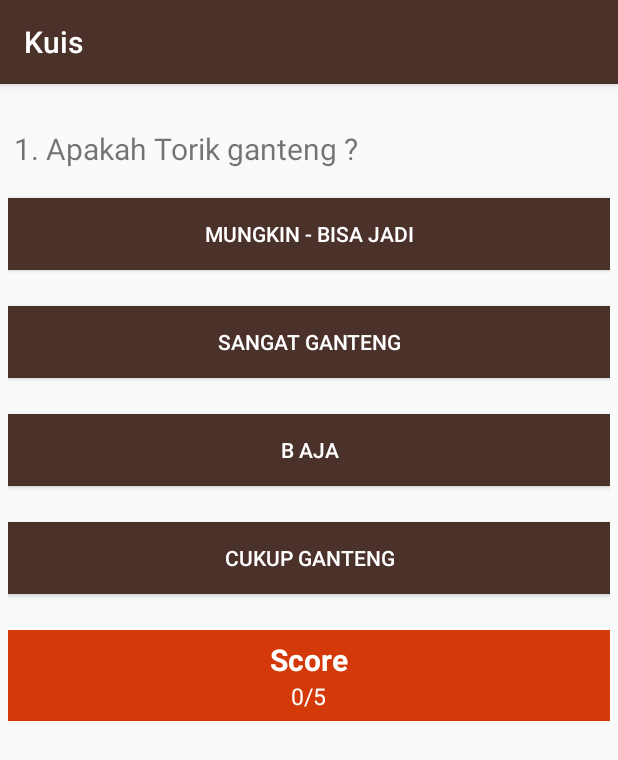
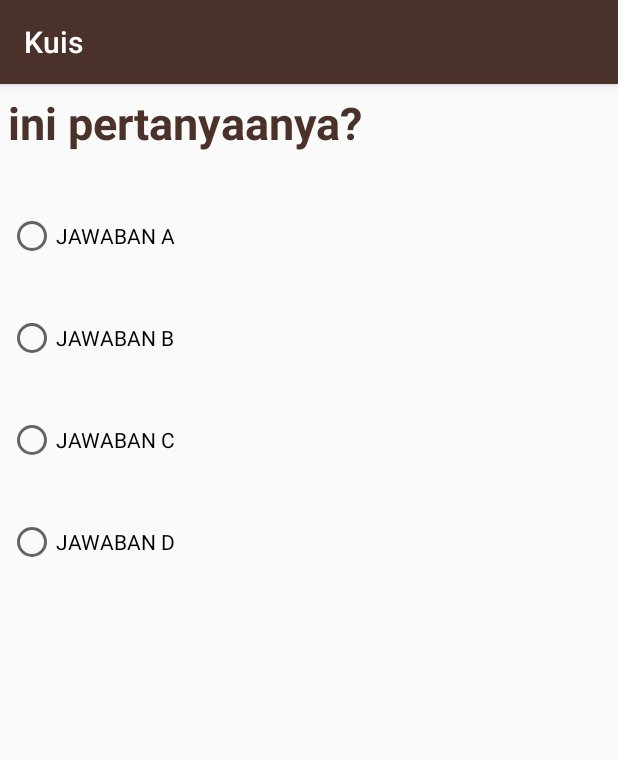
Before and after one commit to aldyrama/pepak-jawa, an Android app: the KuisActivity screen opened directly, with no data from a screen before it, on a phone screen of 412 x 824 dp. Shown: the top 760 px of the screen. Run offline under Robolectric (Android 15) with nearby library versions, the light colour scheme and no system bars.

Commit message:
Edit Desain Layout Kuis and KuisActivity

```diff
--- a/app/src/main/java/org/d3ifcool/pepakjawa/KuisActivity.java
+++ b/app/src/main/java/org/d3ifcool/pepakjawa/KuisActivity.java
@@ -1,86 +1,72 @@
 package org.d3ifcool.pepakjawa;
+
 
 import android.content.Intent;
 import android.os.Bundle;
 import android.support.design.widget.FloatingActionButton;
 import android.support.design.widget.Snackbar;
+import android.support.v7.app.AlertDialog;
 import android.support.v7.app.AppCompatActivity;
 import android.support.v7.widget.Toolbar;
 import android.view.View;
 import android.widget.Button;
+import android.widget.RadioButton;
+import android.widget.RadioGroup;
 import android.widget.TextView;
 import android.widget.Toast;
 
+import com.google.android.gms.common.internal.Objects;
+
 public class KuisActivity extends AppCompatActivity {
 
-    private KuisBank mQuestionLibrary = new KuisBank(); // Penyimpanan Kuis
-    private TextView mScoreView;   // Untuk menampilkan skor saat ini
-    private TextView mQuestionView;  //menampilkan jawaban
-    private Button mButtonChoice1; // Button jawaban 1
-    private Button mButtonChoice2; // Button jawaban 2
-    private Button mButtonChoice3; //Button jawaban 3
-    private Button mButtonChoice4; //Button jawaban 4
+    AlertDialog.Builder builder;
+    RadioGroup radiogroup;
 
-    private String mAnswer;  // untuk cek jawaban benar atau tidaknya
-    private int mScore = 0;  // current total score
-    private int mQuestionNumber = 0; //
 
     @Override
     protected void onCreate(Bundle savedInstanceState) {
         super.onCreate(savedInstanceState);
         setContentView(R.layout.activity_kuis);
+
 //        Toolbar toolbar = (Toolbar) findViewById(R.id.toolbar);
 //        setSupportActionBar(toolbar);
 
-        mScoreView = (TextView)findViewById(R.id.score);
-        mQuestionView = (TextView)findViewById(R.id.question);
-        mButtonChoice1 = (Button)findViewById(R.id.choice1);
-        mButtonChoice2 = (Button)findViewById(R.id.choice2);
-        mButtonChoice3 = (Button)findViewById(R.id.choice3);
-        mButtonChoice4 = (Button)findViewById(R.id.choice4);
-        updateQuestion();
+        radiogroup = (RadioGroup) findViewById(R.id.radioGroup);
 
-        updateScore(mScore);
     }
 
-    private void updateQuestion(){
-        //
-        if(mQuestionNumber<mQuestionLibrary.getLength() ){
+    public void onRadioButton (View view) {
+        Boolean checked = ((RadioButton) view).isChecked();
 
-
-            mQuestionView.setText(mQuestionLibrary.getQuestion(mQuestionNumber));
-            mButtonChoice1.setText(mQuestionLibrary.getChoice(mQuestionNumber, 1));
-            mButtonChoice2.setText(mQuestionLibrary.getChoice(mQuestionNumber, 2));
-            mButtonChoice3.setText(mQuestionLibrary.getChoice(mQuestionNumber, 3));
-            mButtonChoice4.setText(mQuestionLibrary.getChoice(mQuestionNumber,4));
-            mAnswer = mQuestionLibrary.getCorrectAnswer(mQuestionNumber);
-            mQuestionNumber++;
-        }
-        else {
-            Toast.makeText(KuisActivity.this, "It was the last question!", Toast.LENGTH_SHORT).show();
-            Intent intent = new Intent(KuisActivity.this, ScoreActivity.class);
-            intent.putExtra("score", mScore); // pass the current score to the second screen
-            startActivity(intent);
+        switch (view.getId()) {
+            case R.id.radioButton:
+                if (checked)
+                    jawabanSalah();
+                break;
+            case R.id.radioButton2:
+                if (checked)
+                    jawabanSalah();
+                break;
+            case R.id.radioButton3:
+                if (checked)
+                    tampilDialog();
+                break;
+            case R.id.radioButton4:
+                if (checked)
+                    jawabanSalah();
+                break;
         }
     }
 
-    private void updateScore(int point) {
-        mScoreView.setText("" + mScore+"/"+mQuestionLibrary.getLength());
+    //menampilkan toast salah
+    private void jawabanSalah() {
+        Toast.makeText(this, "Jawaban anda Salah", Toast.LENGTH_SHORT).show();
     }
 
-    public void onClick(View view) {
-        //all logic for all answers buttons in one method
-        Button answer = (Button) view;
-        // if the answer is correct, increase the score
-        if (answer.getText() == mAnswer){
-            mScore = mScore + 1;
-            Toast.makeText(KuisActivity.this, "Benar!", Toast.LENGTH_SHORT).show();
-        }else
-            Toast.makeText(KuisActivity.this, "Salah!", Toast.LENGTH_SHORT).show();
-
-        updateScore(mScore);
-        updateQuestion();
+    private void tampilDialog() {
+        builder = new AlertDialog.Builder(this);
+        builder.setCancelable(false);
+        builder.setTitle("Selamat!");
+        builder.setMessage("Jawaban anda benar");
     }
-
-
 }
--- a/app/src/main/java/org/d3ifcool/pepakjawa/LoginActivity.java
+++ b/app/src/main/java/org/d3ifcool/pepakjawa/LoginActivity.java
@@ -36,7 +36,6 @@ public class LoginActivity extends AppCompatActivity {
 
         mAuth.addAuthStateListener(mAuthListener);
     }
-
 
     @Override
     protected void onCreate(Bundle savedInstanceState) {
--- a/app/src/main/java/org/d3ifcool/pepakjawa/MainActivity.java
+++ b/app/src/main/java/org/d3ifcool/pepakjawa/MainActivity.java
@@ -22,7 +22,7 @@ public class MainActivity extends AppCompatActivity {
     protected void onStart() {
         super.onStart();
 //        Intent intent = new Intent(MainActivity.this, LoginActivity.class);
-//        startActivity(intent);
+//        startActivity(intent);SKJDJ
         mAuth.addAuthStateListener(mAuthListener);
     }
 
--- a/app/src/main/res/layout/activity_kuis.xml
+++ b/app/src/main/res/layout/activity_kuis.xml
@@ -1,9 +1,12 @@
 <?xml version="1.0" encoding="utf-8"?>
 <LinearLayout xmlns:android="http://schemas.android.com/apk/res/android"
     xmlns:tools="http://schemas.android.com/tools"
+    xmlns:app="http://schemas.android.com/apk/res-auto"
     android:id="@+id/activity_quiz"
     android:layout_width="match_parent"
     android:layout_height="match_parent"
+    app:layout_editor_absoluteY="8dp"
+    app:layout_editor_absoluteX="8dp"
     android:paddingBottom="@dimen/activity_vertical_margin"
     android:paddingLeft="@dimen/activity_horizontal_margin"
     android:paddingRight="@dimen/activity_horizontal_margin"
@@ -11,90 +14,66 @@
     android:orientation="vertical">
 
     <TextView
-        android:layout_marginTop="20dp"
-        android:layout_width="match_parent"
+        android:id="@+id/textview"
+        android:layout_width="wrap_content"
         android:layout_height="wrap_content"
-        android:text="Ini Pertanyaan Nya ?"
-        android:textSize="20sp"
-        android:padding="4dp"
-        android:layout_marginBottom="10dp"
-        android:id="@+id/question"/>
+        android:text="ini pertanyaanya?"
+        android:textSize="30sp"
+        android:textColor="@color/colorPrimary"
+        android:textStyle="bold"
+        android:layout_alignParentTop="true"
+        android:layout_alignParentStart="true"
+        android:layout_alignParentLeft="true" />
 
+    <RadioGroup
+        android:layout_width="wrap_content"
+        android:layout_height="wrap_content"
+        android:layout_below="@+id/textview"
+        android:layout_centerHorizontal="true"
+        android:layout_marginTop="39dp"
+        android:id="@+id/radioGroup"
+        >
 
-
-    <Button
-        android:layout_marginTop="5dp"
-        android:layout_width="match_parent"
-        android:layout_height="wrap_content"
-        android:text="A"
-        android:background="@color/colorPrimary"
-        android:textColor="#fff"
-        android:padding="8dp"
-        android:onClick="onClick"
-        android:layout_marginBottom="24dp"
-        android:id="@+id/choice1"/>
-
-    <Button
-        android:layout_width="match_parent"
-        android:layout_height="wrap_content"
-        android:text="B"
-        android:background="@color/colorPrimary"
-        android:textColor="#fff"
-        android:padding="8dp"
-        android:onClick="onClick"
-        android:layout_marginBottom="24dp"
-        android:id="@+id/choice2"/>
-
-    <Button
-        android:layout_width="match_parent"
-        android:layout_height="wrap_content"
-        android:text="C"
-        android:background="@color/colorPrimary"
-        android:textColor="#fff"
-        android:padding="8dp"
-        android:onClick="onClick"
-        android:layout_marginBottom="24dp"
-        android:id="@+id/choice3"/>
-
-    <Button
-        android:layout_width="match_parent"
-        android:layout_height="wrap_content"
-        android:text="D"
-        android:background="@color/colorPrimary"
-        android:textColor="#fff"
-        android:padding="8dp"
-        android:layout_marginBottom="24dp"
-        android:id="@+id/choice4"
-        android:onClick="onClick" />
-
-    <RelativeLayout
-        android:layout_width="match_parent"
-        android:layout_height="wrap_content"
-        android:padding="6dp"
-        android:layout_gravity="center_horizontal"
-        android:background="#d4390a"
-        android:layout_marginBottom="2dp">
-
-        <TextView
-            android:id="@+id/score_text"
+        <RadioButton
+            android:text="JAWABAN A"
             android:layout_width="wrap_content"
             android:layout_height="wrap_content"
-            android:textSize="20dp"
-            android:layout_centerHorizontal="true"
-            android:textColor="#ffff"
-            android:textStyle="bold"
-            android:text="Score" />
-        <TextView
-            android:id="@+id/score"
+            android:id="@+id/radioButton"
+            android:layout_toLeftOf="@+id/radioGrup"
+            android:layout_toStartOf="@+id/radioGrup"
+            android:layout_below="@id/radioGrup" />
+
+        <RadioButton
+            android:text="JAWABAN B"
             android:layout_width="wrap_content"
             android:layout_height="wrap_content"
-            android:layout_below="@+id/score_text"
-            android:layout_centerHorizontal="true"
-            android:textColor="#fff"
-            android:textSize="15dp"
-            android:text="0/0" />
-    </RelativeLayout>
+            android:layout_below="@id/radioButton"
+            android:layout_alignLeft="@id/radioButton"
+            android:layout_alignStart="@id/radioButton"
+            android:layout_marginTop="36dp"
+            android:id="@+id/radioButton2" />
 
+        <RadioButton
+            android:text="JAWABAN C"
+            android:layout_width="wrap_content"
+            android:layout_height="wrap_content"
+            android:layout_marginTop="36dp"
+            android:id="@+id/radioButton3"
+            android:layout_below="@id/radioButton2"
+            android:layout_alignLeft="@id/radioButton2"
+            android:layout_alignStart="@id/radioButton2" />
+
+        <RadioButton
+            android:text="JAWABAN D"
+            android:layout_width="wrap_content"
+            android:layout_height="wrap_content"
+            android:layout_marginTop="36dp"
+            android:id="@+id/radioButton4"
+            android:layout_below="@id/radioButton3"
+            android:layout_alignLeft="@id/radioButton3"
+            android:layout_alignStart="@id/radioButton3" />
+
+    </RadioGroup>
 
 
 </LinearLayout>
--- a/app/src/main/res/layout/activity_login.xml
+++ b/app/src/main/res/layout/activity_login.xml
@@ -65,7 +65,8 @@
     <com.google.android.gms.common.SignInButton
         android:id="@+id/googleBtn"
         android:layout_width="wrap_content"
-        android:layout_height="wrap_content">
+        android:layout_height="wrap_content"
+        android:layout_gravity="center">
     </com.google.android.gms.common.SignInButton>
 
 </LinearLayout>
```
